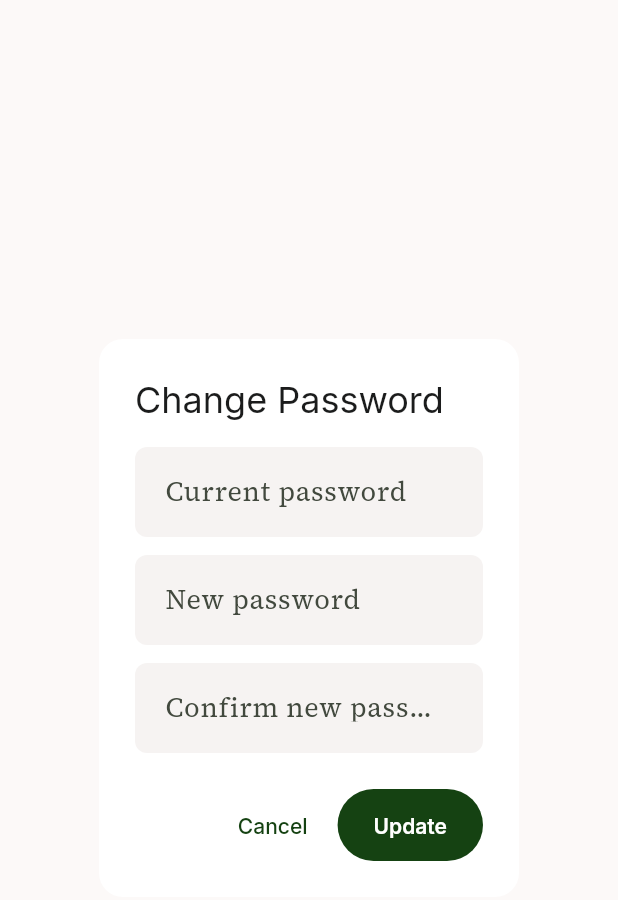
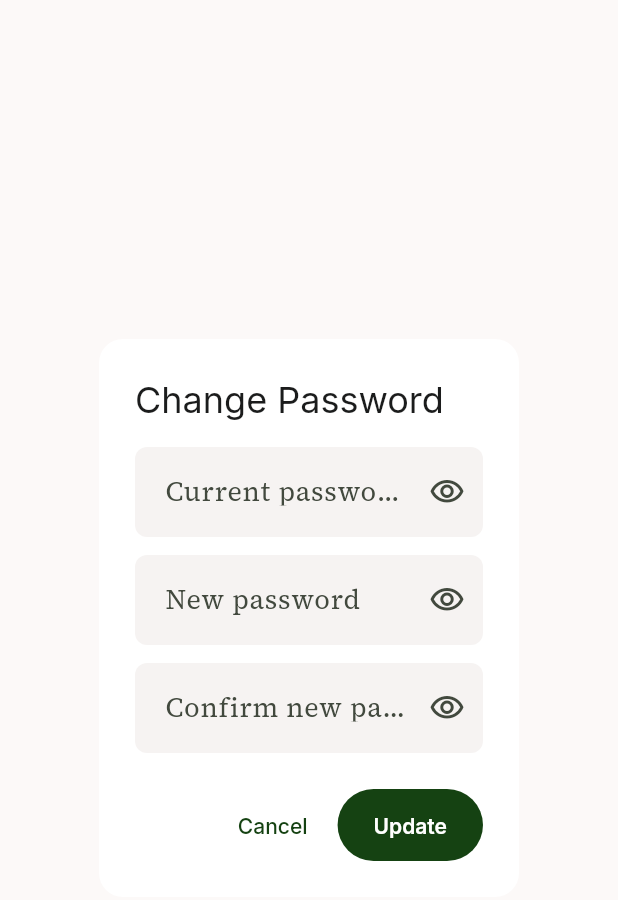
Before and after one commit to wepexrm-bot/AnyShelf, a Flutter app: the _ChangePasswordDialog widget shown alone on an empty page, opened directly, on a phone screen of 412 x 824 dp. Shown: the top 900 px of the screen. Run offline on Flutter 3.47's test engine with Material 3 defaults, Android fonts, the phone set to English and light mode, and no system bars; our stand-ins replace google_fonts, shared_preferences; missing offline and left inert: file_selector, syncfusion_flutter_core, syncfusion_flutter_pdfviewer; accounts and stored records are empty.

Commit message:
feat(mobile): add show/hide eye toggle to every password field; bump to 5.0.6+12

```diff
--- a/mobile/lib/screens/settings_screen.dart
+++ b/mobile/lib/screens/settings_screen.dart
@@ -7,6 +7,7 @@ import '../services/ui_mode_controller.dart';
 import '../theme/serene_theme.dart';
 import '../theme/serene_tokens.dart';
 import '../widgets/app_header.dart';
+import '../widgets/password_field.dart';
 import 'auth_screen.dart';
 
 /// Settings: appearance (light/dark), account details, change password and
@@ -331,26 +332,23 @@ class _ChangePasswordDialogState extends State<_ChangePasswordDialog> {
         child: Column(
           mainAxisSize: MainAxisSize.min,
           children: [
-            TextField(
+            PasswordField(
               controller: _oldCtl,
-              obscureText: true,
+              labelText: 'Current password',
               textInputAction: TextInputAction.next,
-              decoration: const InputDecoration(labelText: 'Current password'),
             ),
             const SizedBox(height: 12),
-            TextField(
+            PasswordField(
               controller: _newCtl,
-              obscureText: true,
+              labelText: 'New password',
               textInputAction: TextInputAction.next,
-              decoration: const InputDecoration(labelText: 'New password'),
             ),
             const SizedBox(height: 12),
-            TextField(
+            PasswordField(
               controller: _confirmCtl,
-              obscureText: true,
+              labelText: 'Confirm new password',
               textInputAction: TextInputAction.done,
               onSubmitted: (_) => _submit(),
-              decoration: const InputDecoration(labelText: 'Confirm new password'),
             ),
             if (_error != null) ...[
               const SizedBox(height: 10),
--- /dev/null
+++ b/mobile/lib/widgets/password_field.dart
@@ -0,0 +1,49 @@
+import 'package:flutter/material.dart';
+
+/// Password TextField with a trailing eye toggle that reveals/hides the typed
+/// characters.
+class PasswordField extends StatefulWidget {
+  const PasswordField({
+    super.key,
+    required this.controller,
+    this.labelText,
+    this.textInputAction,
+    this.onSubmitted,
+    this.autofocus = false,
+  });
+
+  final TextEditingController controller;
+  final String? labelText;
+  final TextInputAction? textInputAction;
+  final ValueChanged<String>? onSubmitted;
+  final bool autofocus;
+
+  @override
+  State<PasswordField> createState() => _PasswordFieldState();
+}
+
+class _PasswordFieldState extends State<PasswordField> {
+  bool _obscure = true;
+
+  @override
+  Widget build(BuildContext context) {
+    return TextField(
+      controller: widget.controller,
+      obscureText: _obscure,
+      textInputAction: widget.textInputAction,
+      onSubmitted: widget.onSubmitted,
+      autofocus: widget.autofocus,
+      decoration: InputDecoration(
+        labelText: widget.labelText,
+        suffixIcon: IconButton(
+          onPressed: () => setState(() => _obscure = !_obscure),
+          icon: Icon(
+            _obscure
+                ? Icons.visibility_outlined
+                : Icons.visibility_off_outlined,
+          ),
+        ),
+      ),
+    );
+  }
+}
--- a/mobile/pubspec.yaml
+++ b/mobile/pubspec.yaml
@@ -1,7 +1,7 @@
 name: cloudread
 description: CloudRead — cloud-native PDF reading app (Serene design)
 publish_to: "none"
-version: 5.0.5+11
+version: 5.0.6+12
 
 environment:
   sdk: ">=3.6.0 <4.0.0"
```
Also changed, not shown: mobile/lib/screens/auth_screen.dart (+64 -37 lines).
